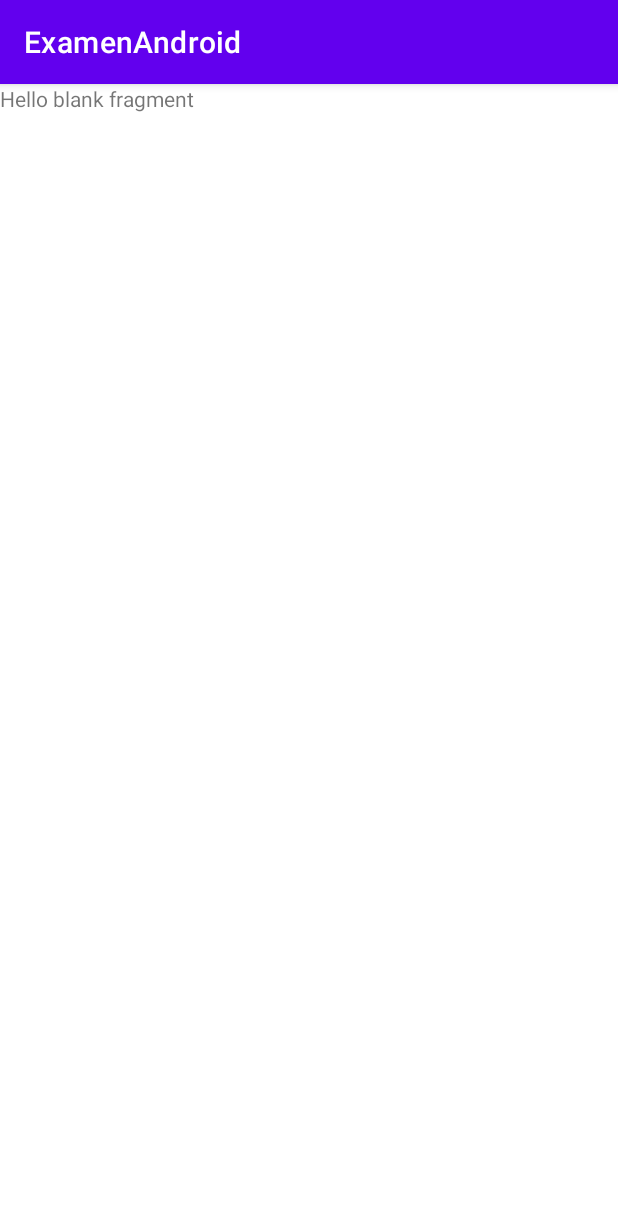
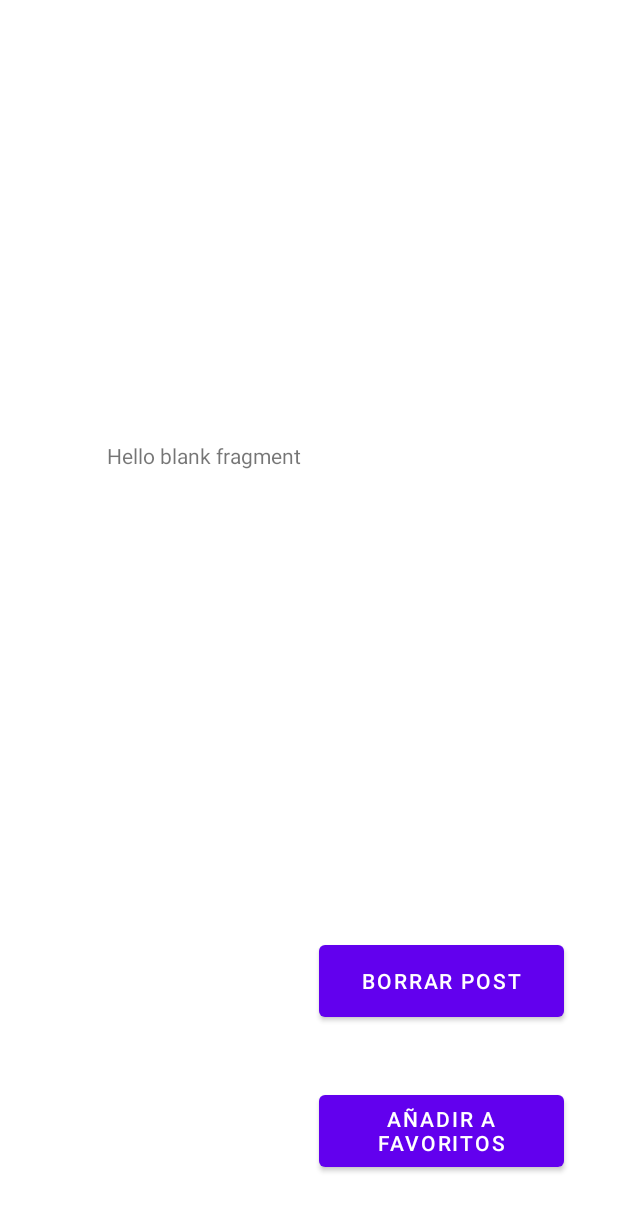
Before and after one commit to gamartinez4/examen_iniciales, an Android app: the DetailsFragment screen opened through its navigation route, on a phone screen of 412 x 824 dp. Shown: the top 1211 px of the screen. Run offline under Robolectric (Android 15) with nearby library versions, the phone set to English and light mode, and no system bars; our stand-ins replace RxJava, data binding; libraries missing offline, so code that uses them is left out: io.realm, io.realm.kotlin; network calls fail; 6 statements that could not run were skipped.

Commit message:
- se puso la funcionalidad de borrar todos los posts, borrar un post, refrescar pagina y elegir favoritos

```diff
--- a/app/src/main/java/com/example/examenandroid/Adapters/AdaptadorLista.kt
+++ b/app/src/main/java/com/example/examenandroid/Adapters/AdaptadorLista.kt
@@ -21,7 +21,6 @@ class AdaptadorLista(
             itemView.setOnClickListener {
                 Navigation.findNavController(it).navigate(R.id.detailsFragment)
                 viewModel.selectedElement.value = absoluteAdapterPosition
-
             }
         }
     }
--- a/app/src/main/java/com/example/examenandroid/Fragments/DetailsFragment.kt
+++ b/app/src/main/java/com/example/examenandroid/Fragments/DetailsFragment.kt
@@ -6,27 +6,64 @@ import androidx.fragment.app.Fragment
 import android.view.LayoutInflater
 import android.view.View
 import android.view.ViewGroup
+import androidx.databinding.DataBindingUtil
 import androidx.fragment.app.activityViewModels
+import androidx.navigation.Navigation
 import com.example.examenandroid.R
 import com.example.examenandroid.ViewModel.ViewModelClass
+import com.example.examenandroid.databinding.FragmentDetailsBinding
+import com.example.examenandroid.models.ResponseModel
+import io.realm.Realm
+import io.realm.RealmConfiguration
 import kotlinx.android.synthetic.main.fragment_details.*
 
 
 class DetailsFragment : Fragment() {
 
     private val viewModel: ViewModelClass by activityViewModels()
+    val post : ResponseModel? by lazy { viewModel.listaPost.value!![viewModel.selectedElement.value!!] }
 
     override fun onCreateView(
         inflater: LayoutInflater, container: ViewGroup?,
         savedInstanceState: Bundle?
-    ): View? {
-        // Inflate the layout for this fragment
-        return inflater.inflate(R.layout.fragment_details, container, false)
+    ): View {
+
+        val binding: FragmentDetailsBinding =
+            DataBindingUtil.inflate(inflater, R.layout.fragment_details, container, false)
+        binding.response = post
+        binding.lifecycleOwner = this
+        return binding.root
     }
 
     override fun onViewCreated(view: View, savedInstanceState: Bundle?) {
         super.onViewCreated(view, savedInstanceState)
-        Log.e("test",viewModel.selectedElement.value.toString())
+        val realm = Realm.getInstance(RealmConfiguration.Builder()
+            .allowWritesOnUiThread(true)
+            .build())
+
+        realm.executeTransaction{r->
+            post!!.viewed = true
+            r.insertOrUpdate(post)
+        }
+
+       // viewModel.listaPost.value!![viewModel.selectedElement.value!!].viewed = true
+
+        errase_post.setOnClickListener {
+            realm?.executeTransaction{ r ->
+                viewModel.listaPost.value!![viewModel.selectedElement.value!!].deleteFromRealm()
+            }
+            viewModel.listaPost.value!!.removeAt(viewModel.selectedElement.value!!)
+            Navigation.findNavController(it).navigate(R.id.initFragment)
+        }
+
+        fav.setOnClickListener {
+            val post = viewModel.listaPost.value!![viewModel.selectedElement.value!!]
+            realm?.executeTransaction{ r ->
+                post.isFavourite = true
+                r.insertOrUpdate(post)
+            }
+        }
     }
 
+
 }
--- a/app/src/main/res/layout/fragment_details.xml
+++ b/app/src/main/res/layout/fragment_details.xml
@@ -1,13 +1,62 @@
 <?xml version="1.0" encoding="utf-8"?>
-<androidx.constraintlayout.widget.ConstraintLayout xmlns:android="http://schemas.android.com/apk/res/android"
-    android:layout_width="match_parent"
-    android:layout_height="match_parent">
+<layout>
+<data>
+    <variable
+        name="response"
+        type="com.example.examenandroid.models.ResponseModel" />
 
-    <!-- TODO: Update blank fragment layout -->
-    <TextView
-        android:id="@+id/testo"
+</data>
+    <androidx.constraintlayout.widget.ConstraintLayout xmlns:android="http://schemas.android.com/apk/res/android"
+        xmlns:app="http://schemas.android.com/apk/res-auto"
         android:layout_width="match_parent"
-        android:layout_height="match_parent"
-        android:text="@string/hello_blank_fragment" />
+        android:layout_height="match_parent">
 
-</androidx.constraintlayout.widget.ConstraintLayout>
+        <!-- TODO: Update blank fragment layout -->
+
+
+
+        <TextView
+            android:id="@+id/info"
+            android:layout_width="269dp"
+            android:layout_height="210dp"
+            android:layout_marginTop="80dp"
+            android:text="@{response.title}"
+            app:layout_constraintEnd_toEndOf="parent"
+            app:layout_constraintStart_toStartOf="parent"
+            app:layout_constraintTop_toTopOf="parent" />
+
+        <TextView
+            android:id="@+id/details"
+            android:layout_width="269dp"
+            android:layout_height="31dp"
+            android:layout_marginTop="4dp"
+            android:text="@string/hello_blank_fragment"
+            app:layout_constraintEnd_toEndOf="@+id/info"
+            app:layout_constraintHorizontal_bias="0.0"
+            app:layout_constraintStart_toStartOf="@+id/info"
+            app:layout_constraintTop_toBottomOf="@+id/info" />
+
+        <Button
+            android:id="@+id/errase_post"
+            android:layout_width="163dp"
+            android:layout_height="60dp"
+            android:layout_marginBottom="40dp"
+            android:text="Borrar post"
+            app:layout_constraintBottom_toTopOf="@+id/fav"
+            app:layout_constraintEnd_toEndOf="parent"
+            app:layout_constraintHorizontal_bias="0.854"
+            app:layout_constraintStart_toStartOf="parent" />
+
+        <Button
+            android:id="@+id/fav"
+            android:layout_width="163dp"
+            android:layout_height="60dp"
+            android:layout_marginBottom="40dp"
+            android:text="Añadir a favoritos"
+            app:layout_constraintBottom_toBottomOf="parent"
+            app:layout_constraintEnd_toEndOf="@+id/errase_post"
+            app:layout_constraintHorizontal_bias="0.0"
+            app:layout_constraintStart_toStartOf="@+id/errase_post" />
+
+    </androidx.constraintlayout.widget.ConstraintLayout>
+</layout>
--- a/app/src/main/res/values-night/themes.xml
+++ b/app/src/main/res/values-night/themes.xml
@@ -1,6 +1,6 @@
 <resources xmlns:tools="http://schemas.android.com/tools">
     <!-- Base application theme. -->
-    <style name="Theme.ExamenAndroid" parent="Theme.MaterialComponents.DayNight.DarkActionBar">
+    <style name="Theme.ExamenAndroid" parent="Theme.MaterialComponents.DayNight.NoActionBar">
         <!-- Primary brand color. -->
         <item name="colorPrimary">@color/purple_200</item>
         <item name="colorPrimaryVariant">@color/purple_700</item>
--- a/app/src/main/res/values/colors.xml
+++ b/app/src/main/res/values/colors.xml
@@ -7,4 +7,5 @@
     <color name="teal_700">#FF018786</color>
     <color name="black">#FF000000</color>
     <color name="white">#FFFFFFFF</color>
+    <color name= "azul_claro">#FF9BE5FF</color>
 </resources>
--- a/app/src/main/res/values/themes.xml
+++ b/app/src/main/res/values/themes.xml
@@ -1,6 +1,6 @@
 <resources xmlns:tools="http://schemas.android.com/tools">
     <!-- Base application theme. -->
-    <style name="Theme.ExamenAndroid" parent="Theme.MaterialComponents.DayNight.DarkActionBar">
+    <style name="Theme.ExamenAndroid" parent="Theme.MaterialComponents.DayNight.NoActionBar">
         <!-- Primary brand color. -->
         <item name="colorPrimary">@color/purple_500</item>
         <item name="colorPrimaryVariant">@color/purple_700</item>
```
Also changed, not shown: app/src/main/java/com/example/examenandroid/Fragments/InitFragment.kt (+20 -2 lines), app/src/main/res/layout/init_fragment.xml (+32 -4 lines), app/src/main/res/layout/item_layout.xml (+4 -8 lines).
